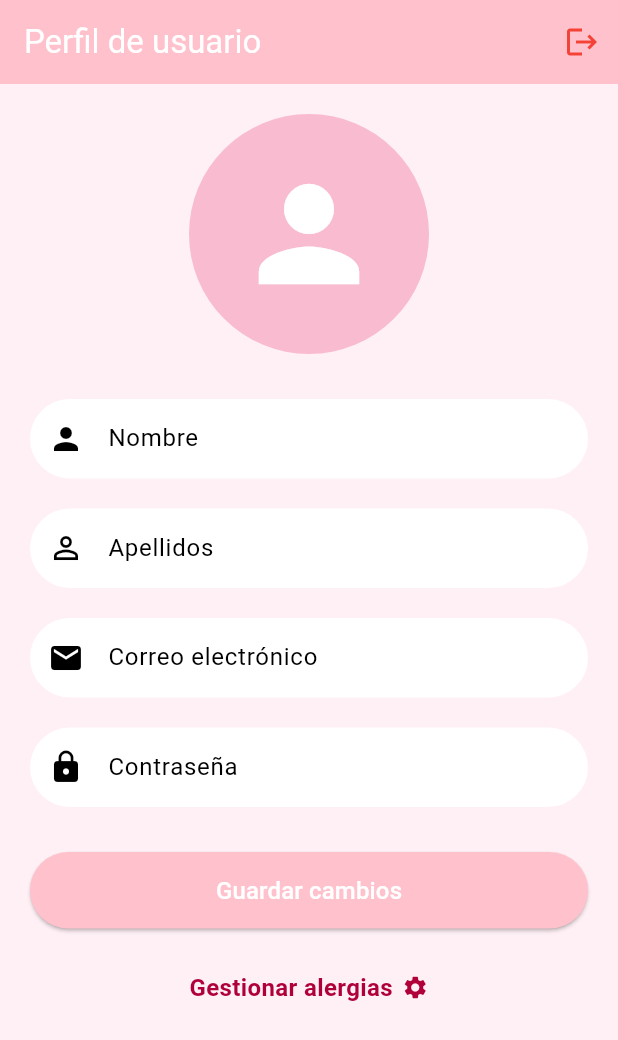
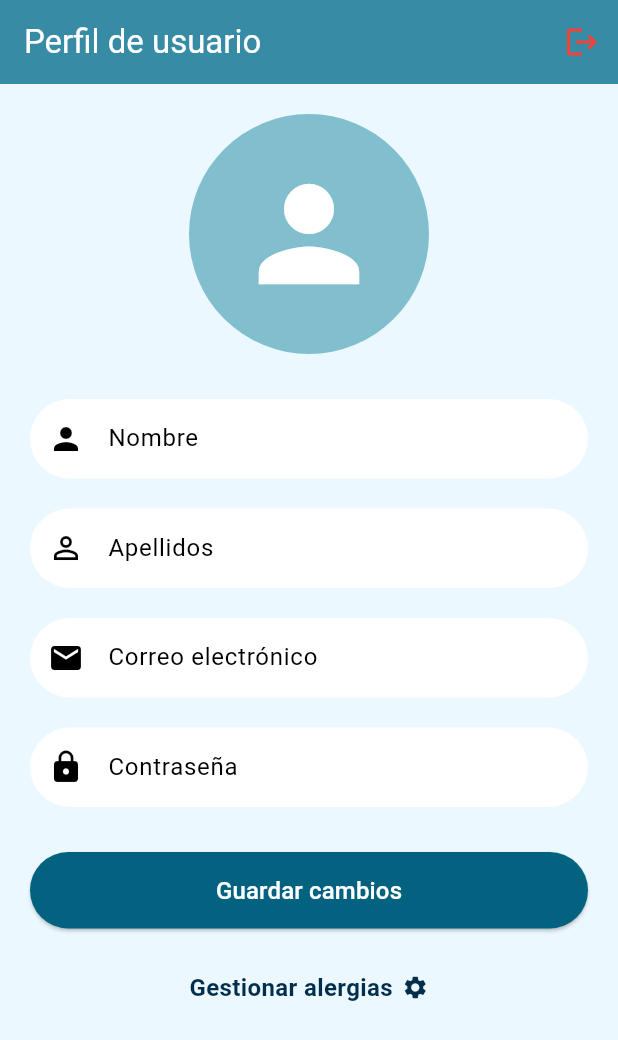
Before and after one commit to Raquel-Alcazar/AllergEat, a Flutter app: the PerfilScreen screen opened directly with empty values, on a phone screen of 412 x 824 dp. Shown: the top 1040 px of the screen. Run offline on Flutter 3.47's test engine with Material 3 defaults, Android fonts, the phone set to English and light mode, and no system bars; our stand-ins replace sqflite; missing offline and left inert: openfoodfacts; accounts and stored records are empty.

Commit message:
Cambio de color

```diff
--- a/lib/main.dart
+++ b/lib/main.dart
@@ -22,7 +22,7 @@ class MyApp extends StatelessWidget {
     return MaterialApp(
       title: 'OpenFoodFacts Demo',
       theme: ThemeData(
-        scaffoldBackgroundColor: Color(0xFFFFF0F5),
+        scaffoldBackgroundColor: Color.fromARGB(255, 236, 248, 255),
         colorScheme: ColorScheme.fromSwatch().copyWith(
           primary: Color(0xFFFFC1CC),
           secondary: Color(0xFFFFD6DD),
--- a/lib/perfil.dart
+++ b/lib/perfil.dart
@@ -86,7 +86,7 @@ class _PerfilScreenState extends State<PerfilScreen> {
       appBar: AppBar(
         automaticallyImplyLeading: false,
         title: Text('Perfil de usuario'),
-        backgroundColor: Color(0xFFFFC1CC),
+        backgroundColor: Color(0xFF378BA4),
         actions: [
           IconButton(
             icon: Icon(Icons.logout, color: Colors.red), // 🔴 Icono rojo
@@ -104,7 +104,7 @@ class _PerfilScreenState extends State<PerfilScreen> {
               Center(
                 child: CircleAvatar(
                   radius: 80,
-                  backgroundColor: Colors.pink.shade100,
+                  backgroundColor: Color(0xFF81BECE),
                   child: Icon(
                     Icons.person,
                     size: 100,
@@ -184,7 +184,7 @@ class _PerfilScreenState extends State<PerfilScreen> {
                     child: ElevatedButton(
                       onPressed: () { _guardarCambios(); },
                       style: ElevatedButton.styleFrom(
-                        backgroundColor: Color(0xFFFFC1CC),
+                        backgroundColor: Color(0xFF036280),
                         shape: RoundedRectangleBorder(
                           borderRadius: BorderRadius.circular(30),
                         ),
@@ -234,7 +234,7 @@ class _PerfilScreenState extends State<PerfilScreen> {
                               'Gestionar alergias',
                               style: TextStyle(
                                 fontSize: 16,
-                                color: Color(0xFFB0003A),
+                                color: Color(0xFF012E4A),
                                 fontWeight: FontWeight.w600,
                               ),
                             ),
@@ -242,7 +242,7 @@ class _PerfilScreenState extends State<PerfilScreen> {
                             Icon(
                               Icons.settings,
                               size: 18,
-                              color: Color(0xFFB0003A),
+                              color: Color(0xFF012E4A),
                             ),
                           ],
                         ),
```
